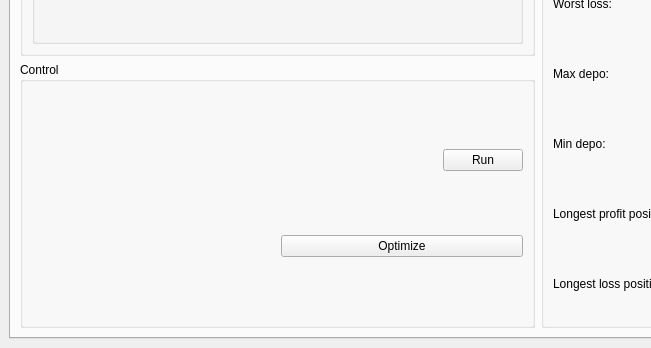
Before: the Qt Designer form frontend/mainwindow.ui in 84k491/crypto_cpp, drawn with Qt 5; both pictures show x 0 to 651 and y 521 to 869 of the 1076 by 869 pixel window.
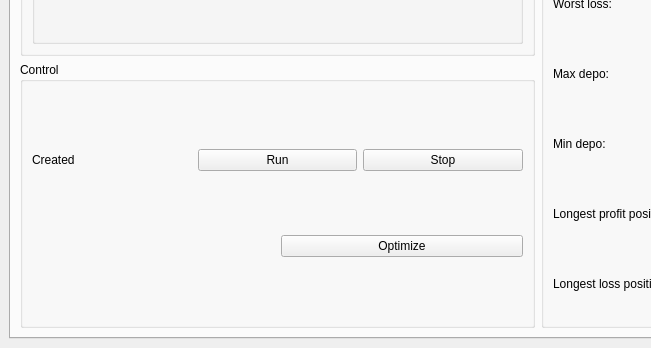
After: the same form once the commit is applied.

Commit message: Stopping strategy, show status

Diff of the .ui file:
```diff
--- a/frontend/mainwindow.ui
+++ b/frontend/mainwindow.ui
@@ -161,17 +161,11 @@
              <item>
               <layout class="QHBoxLayout" name="horizontalLayout_7">
                <item>
-                <spacer name="horizontalSpacer">
-                 <property name="orientation">
-                  <enum>Qt::Horizontal</enum>
+                <widget class="QLabel" name="lb_work_status">
+                 <property name="text">
+                  <string>Created</string>
                  </property>
-                 <property name="sizeHint" stdset="0">
-                  <size>
-                   <width>40</width>
-                   <height>20</height>
-                  </size>
-                 </property>
-                </spacer>
+                </widget>
                </item>
                <item>
                 <widget class="QPushButton" name="pushButton">
@@ -180,6 +174,13 @@
                  </property>
                 </widget>
                </item>
+               <item>
+                <widget class="QPushButton" name="pb_stop">
+                 <property name="text">
+                  <string>Stop</string>
+                 </property>
+                </widget>
+               </item>
               </layout>
              </item>
              <item>
```
Left out of the diff: 2 changed lines with no effect on the pictures. The commit also changes 15 other files.
